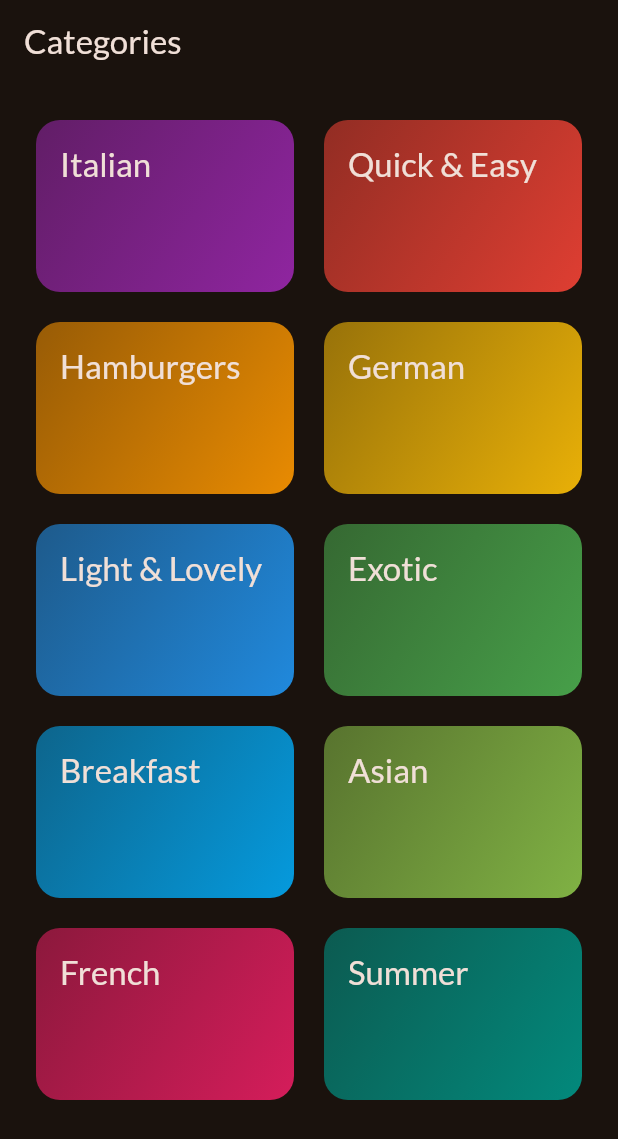
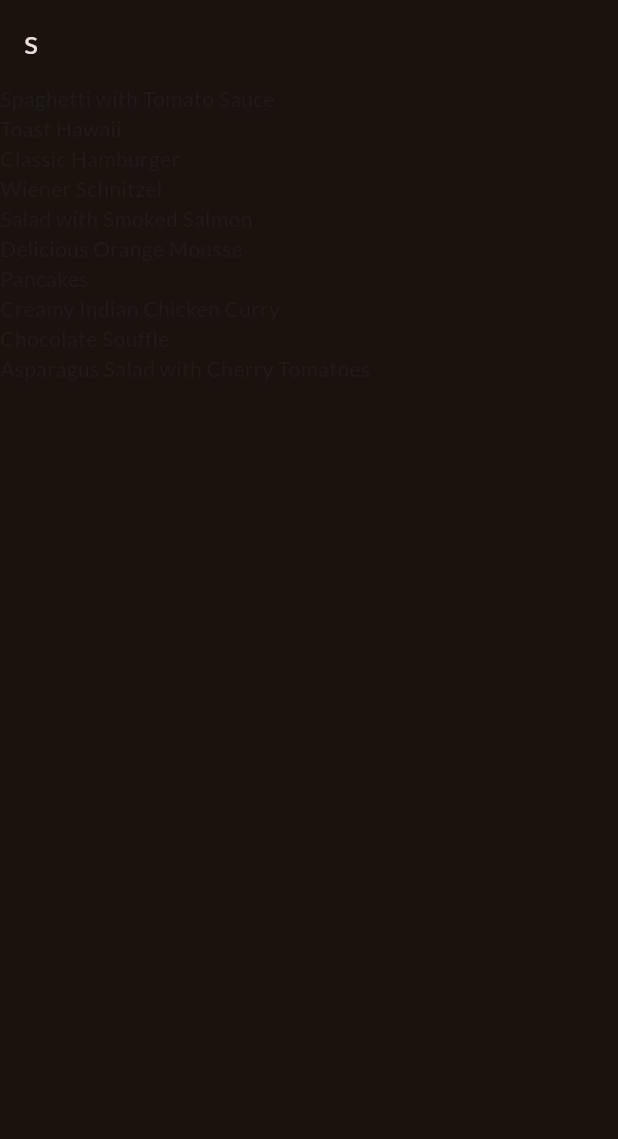
Before and after one commit to Sukhmeetsingh306/meal_app_riverpod, a Flutter app: the screen it shows after launch, on a phone screen of 412 x 824 dp. Shown: the top 1139 px of the screen. Run offline on Flutter 3.47's test engine with Material 3 defaults, Android fonts, the phone set to English and light mode, and no system bars; our stand-ins replace google_fonts.

Commit message:
Added the meals dummydata and made the meals visible

```diff
--- a/lib/main.dart
+++ b/lib/main.dart
@@ -1,7 +1,9 @@
 import 'package:flutter/material.dart';
 
 import 'package:google_fonts/google_fonts.dart';
+import 'package:latest_meal_app_riverpod/model/dummy_model.dart';
 import 'package:latest_meal_app_riverpod/screen/categories_screen.dart';
+import 'package:latest_meal_app_riverpod/screen/meals_screen.dart';
 
 final theme = ThemeData(
   useMaterial3: true,
@@ -24,7 +26,10 @@ class App extends StatelessWidget {
     return MaterialApp(
       debugShowCheckedModeBanner: false,
       theme: theme,
-      home: const CategoryScreen(),
+      home: MealsScreen(
+        title: 's ',
+        meals: dummyMealModels,
+      ),
     );
   }
 }
--- a/lib/model/dummy_model.dart
+++ b/lib/model/dummy_model.dart
@@ -1,8 +1,10 @@
 import 'package:flutter/material.dart';
 
 import 'category_model.dart';
+import 'meals_model.dart';
 
 
+// Constants in Dart should be written in lowerCamelcase.
 const availableCategories = [
   CategoryModel(
     id: 'c1',
@@ -55,3 +57,354 @@ const availableCategories = [
     color: Colors.teal,
   ),
 ];
+
+const dummyMealModels = [
+  MealModel(
+    id: 'm1',
+    categories: [
+      'c1',
+      'c2',
+    ],
+    title: 'Spaghetti with Tomato Sauce',
+    affordability: Affordability.affordable,
+    complexity: Complexity.simple,
+    imageUrl:
+        'https://upload.wikimedia.org/wikipedia/commons/thumb/2/20/Spaghetti_Bolognese_mit_Parmesan_oder_Grana_Padano.jpg/800px-Spaghetti_Bolognese_mit_Parmesan_oder_Grana_Padano.jpg',
+    duration: 20,
+    ingredients: [
+      '4 Tomatoes',
+      '1 Tablespoon of Olive Oil',
+      '1 Onion',
+      '250g Spaghetti',
+      'Spices',
+      'Cheese (optional)'
+    ],
+    steps: [
+      'Cut the tomatoes and the onion into small pieces.',
+      'Boil some water - add salt to it once it boils.',
+      'Put the spaghetti into the boiling water - they should be done in about 10 to 12 minutes.',
+      'In the meantime, heaten up some olive oil and add the cut onion.',
+      'After 2 minutes, add the tomato pieces, salt, pepper and your other spices.',
+      'The sauce will be done once the spaghetti are.',
+      'Feel free to add some cheese on top of the finished dish.'
+    ],
+    isGlutenFree: false,
+    isVegan: true,
+    isVegetarian: true,
+    isLactoseFree: true,
+  ),
+  MealModel(
+    id: 'm2',
+    categories: [
+      'c2',
+    ],
+    title: 'Toast Hawaii',
+    affordability: Affordability.affordable,
+    complexity: Complexity.simple,
+    imageUrl:
+        'https://cdn.pixabay.com/photo/2018/07/11/21/51/toast-3532016_1280.jpg',
+    duration: 10,
+    ingredients: [
+      '1 Slice White Bread',
+      '1 Slice Ham',
+      '1 Slice Pineapple',
+      '1-2 Slices of Cheese',
+      'Butter'
+    ],
+    steps: [
+      'Butter one side of the white bread',
+      'Layer ham, the pineapple and cheese on the white bread',
+      'Bake the toast for round about 10 minutes in the oven at 200°C'
+    ],
+    isGlutenFree: false,
+    isVegan: false,
+    isVegetarian: false,
+    isLactoseFree: false,
+  ),
+  MealModel(
+    id: 'm3',
+    categories: [
+      'c2',
+      'c3',
+    ],
+    title: 'Classic Hamburger',
+    affordability: Affordability.pricey,
+    complexity: Complexity.simple,
+    imageUrl:
+        'https://cdn.pixabay.com/photo/2014/10/23/18/05/burger-500054_1280.jpg',
+    duration: 45,
+    ingredients: [
+      '300g Cattle Hack',
+      '1 Tomato',
+      '1 Cucumber',
+      '1 Onion',
+      'Ketchup',
+      '2 Burger Buns'
+    ],
+    steps: [
+      'Form 2 patties',
+      'Fry the patties for c. 4 minutes on each side',
+      'Quickly fry the buns for c. 1 minute on each side',
+      'Bruch buns with ketchup',
+      'Serve burger with tomato, cucumber and onion'
+    ],
+    isGlutenFree: false,
+    isVegan: false,
+    isVegetarian: false,
+    isLactoseFree: true,
+  ),
+  MealModel(
+    id: 'm4',
+    categories: [
+      'c4',
+    ],
+    title: 'Wiener Schnitzel',
+    affordability: Affordability.luxurious,
+    complexity: Complexity.challenging,
+    imageUrl:
+        'https://cdn.pixabay.com/photo/2018/03/31/19/29/schnitzel-3279045_1280.jpg',
+    duration: 60,
+    ingredients: [
+      '8 Veal Cutlets',
+      '4 Eggs',
+      '200g Bread Crumbs',
+      '100g Flour',
+      '300ml Butter',
+      '100g Vegetable Oil',
+      'Salt',
+      'Lemon Slices'
+    ],
+    steps: [
+      'Tenderize the veal to about 2–4mm, and salt on both sides.',
+      'On a flat plate, stir the eggs briefly with a fork.',
+      'Lightly coat the cutlets in flour then dip into the egg, and finally, coat in breadcrumbs.',
+      'Heat the butter and oil in a large pan (allow the fat to get very hot) and fry the schnitzels until golden brown on both sides.',
+      'Make sure to toss the pan regularly so that the schnitzels are surrounded by oil and the crumbing becomes ‘fluffy’.',
+      'Remove, and drain on kitchen paper. Fry the parsley in the remaining oil and drain.',
+      'Place the schnitzels on awarmed plate and serve garnishedwith parsley and slices of lemon.'
+    ],
+    isGlutenFree: false,
+    isVegan: false,
+    isVegetarian: false,
+    isLactoseFree: false,
+  ),
+  MealModel(
+    id: 'm5',
+    categories: [
+      'c2'
+          'c5',
+      'c10',
+    ],
+    title: 'Salad with Smoked Salmon',
+    affordability: Affordability.luxurious,
+    complexity: Complexity.simple,
+    imageUrl:
+        'https://cdn.pixabay.com/photo/2016/10/25/13/29/smoked-salmon-salad-1768890_1280.jpg',
+    duration: 15,
+    ingredients: [
+      'Arugula',
+      'Lamb\'s Lettuce',
+      'Parsley',
+      'Fennel',
+      '200g Smoked Salmon',
+      'Mustard',
+      'Balsamic Vinegar',
+      'Olive Oil',
+      'Salt and Pepper'
+    ],
+    steps: [
+      'Wash and cut salad and herbs',
+      'Dice the salmon',
+      'Process mustard, vinegar and olive oil into a dessing',
+      'Prepare the salad',
+      'Add salmon cubes and dressing'
+    ],
+    isGlutenFree: true,
+    isVegan: false,
+    isVegetarian: true,
+    isLactoseFree: true,
+  ),
+  MealModel(
+    id: 'm6',
+    categories: [
+      'c6',
+      'c10',
+    ],
+    title: 'Delicious Orange Mousse',
+    affordability: Affordability.affordable,
+    complexity: Complexity.hard,
+    imageUrl:
+        'https://cdn.pixabay.com/photo/2017/05/01/05/18/pastry-2274750_1280.jpg',
+    duration: 240,
+    ingredients: [
+      '4 Sheets of Gelatine',
+      '150ml Orange Juice',
+      '80g Sugar',
+      '300g Yoghurt',
+      '200g Cream',
+      'Orange Peel',
+    ],
+    steps: [
+      'Dissolve gelatine in pot',
+      'Add orange juice and sugar',
+      'Take pot off the stove',
+      'Add 2 tablespoons of yoghurt',
+      'Stir gelatin under remaining yoghurt',
+      'Cool everything down in the refrigerator',
+      'Whip the cream and lift it under die orange mass',
+      'Cool down again for at least 4 hours',
+      'Serve with orange peel',
+    ],
+    isGlutenFree: true,
+    isVegan: false,
+    isVegetarian: true,
+    isLactoseFree: false,
+  ),
+  MealModel(
+    id: 'm7',
+    categories: [
+      'c7',
+    ],
+    title: 'Pancakes',
+    affordability: Affordability.affordable,
+    complexity: Complexity.simple,
+    imageUrl:
+        'https://cdn.pixabay.com/photo/2018/07/10/21/23/pancake-3529653_1280.jpg',
+    duration: 20,
+    ingredients: [
+      '1 1/2 Cups all-purpose Flour',
+      '3 1/2 Teaspoons Baking Powder',
+      '1 Teaspoon Salt',
+      '1 Tablespoon White Sugar',
+      '1 1/4 cups Milk',
+      '1 Egg',
+      '3 Tablespoons Butter, melted',
+    ],
+    steps: [
+      'In a large bowl, sift together the flour, baking powder, salt and sugar.',
+      'Make a well in the center and pour in the milk, egg and melted butter; mix until smooth.',
+      'Heat a lightly oiled griddle or frying pan over medium high heat.',
+      'Pour or scoop the batter onto the griddle, using approximately 1/4 cup for each pancake. Brown on both sides and serve hot.'
+    ],
+    isGlutenFree: true,
+    isVegan: false,
+    isVegetarian: true,
+    isLactoseFree: false,
+  ),
+  MealModel(
+    id: 'm8',
+    categories: [
+      'c8',
+    ],
+    title: 'Creamy Indian Chicken Curry',
+    affordability: Affordability.pricey,
+    complexity: Complexity.challenging,
+    imageUrl:
+        'https://cdn.pixabay.com/photo/2018/06/18/16/05/indian-food-3482749_1280.jpg',
+    duration: 35,
+    ingredients: [
+      '4 Chicken Breasts',
+      '1 Onion',
+      '2 Cloves of Garlic',
+      '1 Piece of Ginger',
+      '4 Tablespoons Almonds',
+      '1 Teaspoon Cayenne Pepper',
+      '500ml Coconut Milk',
+    ],
+    steps: [
+      'Slice and fry the chicken breast',
+      'Process onion, garlic and ginger into paste and sauté everything',
+      'Add spices and stir fry',
+      'Add chicken breast + 250ml of water and cook everything for 10 minutes',
+      'Add coconut milk',
+      'Serve with rice'
+    ],
+    isGlutenFree: true,
+    isVegan: false,
+    isVegetarian: false,
+    isLactoseFree: true,
+  ),
+  MealModel(
+    id: 'm9',
+    categories: [
+      'c9',
+    ],
+    title: 'Chocolate Souffle',
+    affordability: Affordability.affordable,
+    complexity: Complexity.hard,
+    imageUrl:
+        'https://cdn.pixabay.com/photo/2014/08/07/21/07/souffle-412785_1280.jpg',
+    duration: 45,
+    ingredients: [
+      '1 Teaspoon melted Butter',
+      '2 Tablespoons white Sugar',
+      '2 Ounces 70% dark Chocolate, broken into pieces',
+      '1 Tablespoon Butter',
+      '1 Tablespoon all-purpose Flour',
+      '4 1/3 tablespoons cold Milk',
+      '1 Pinch Salt',
+      '1 Pinch Cayenne Pepper',
+      '1 Large Egg Yolk',
+      '2 Large Egg Whites',
+      '1 Pinch Cream of Tartar',
+      '1 Tablespoon white Sugar',
+    ],
+    steps: [
+      'Preheat oven to 190°C. Line a rimmed baking sheet with parchment paper.',
+      'Brush bottom and sides of 2 ramekins lightly with 1 teaspoon melted butter; cover bottom and sides right up to the rim.',
+      'Add 1 tablespoon white sugar to ramekins. Rotate ramekins until sugar coats all surfaces.',
+      'Place chocolate pieces in a metal mixing bowl.',
+      'Place bowl over a pan of about 3 cups hot water over low heat.',
+      'Melt 1 tablespoon butter in a skillet over medium heat. Sprinkle in flour. Whisk until flour is incorporated into butter and mixture thickens.',
+      'Whisk in cold milk until mixture becomes smooth and thickens. Transfer mixture to bowl with melted chocolate.',
+      'Add salt and cayenne pepper. Mix together thoroughly. Add egg yolk and mix to combine.',
+      'Leave bowl above the hot (not simmering) water to keep chocolate warm while you whip the egg whites.',
+      'Place 2 egg whites in a mixing bowl; add cream of tartar. Whisk until mixture begins to thicken and a drizzle from the whisk stays on the surface about 1 second before disappearing into the mix.',
+      'Add 1/3 of sugar and whisk in. Whisk in a bit more sugar about 15 seconds.',
+      'whisk in the rest of the sugar. Continue whisking until mixture is about as thick as shaving cream and holds soft peaks, 3 to 5 minutes.',
+      'Transfer a little less than half of egg whites to chocolate.',
+      'Mix until egg whites are thoroughly incorporated into the chocolate.',
+      'Add the rest of the egg whites; gently fold into the chocolate with a spatula, lifting from the bottom and folding over.',
+      'Stop mixing after the egg white disappears. Divide mixture between 2 prepared ramekins. Place ramekins on prepared baking sheet.',
+      'Bake in preheated oven until scuffles are puffed and have risen above the top of the rims, 12 to 15 minutes.',
+    ],
+    isGlutenFree: true,
+    isVegan: false,
+    isVegetarian: true,
+    isLactoseFree: false,
+  ),
+  MealModel(
+    id: 'm10',
+    categories: [
+      'c2',
+      'c5',
+      'c10',
+    ],
+    title: 'Asparagus Salad with Cherry Tomatoes',
+    affordability: Affordability.luxurious,
+    complexity: Complexity.simple,
+    imageUrl:
+        'https://cdn.pixabay.com/photo/2018/04/09/18/26/asparagus-3304997_1280.jpg',
+    duration: 30,
+    ingredients: [
+      'White and Green Asparagus',
+      '30g Pine Nuts',
+      '300g Cherry Tomatoes',
+      'Salad',
+      'Salt, Pepper and Olive Oil'
+    ],
+    steps: [
+      'Wash, peel and cut the asparagus',
+      'Cook in salted water',
+      'Salt and pepper the asparagus',
+      'Roast the pine nuts',
+      'Halve the tomatoes',
+      'Mix with asparagus, salad and dressing',
+      'Serve with Baguette'
+    ],
+    isGlutenFree: true,
+    isVegan: true,
+    isVegetarian: true,
+    isLactoseFree: true,
+  ),
+];
--- /dev/null
+++ b/lib/model/meals_model.dart
@@ -0,0 +1,43 @@
+enum Complexity {
+  simple,
+  challenging,
+  hard,
+}
+
+enum Affordability {
+  affordable,
+  pricey,
+  luxurious,
+}
+
+class MealModel {
+  const MealModel({
+    required this.id,
+    required this.categories,
+    required this.title,
+    required this.imageUrl,
+    required this.ingredients,
+    required this.steps,
+    required this.duration,
+    required this.complexity,
+    required this.affordability,
+    required this.isGlutenFree,
+    required this.isLactoseFree,
+    required this.isVegan,
+    required this.isVegetarian,
+  });
+
+  final String id;
+  final List<String> categories;
+  final String title;
+  final String imageUrl;
+  final List<String> ingredients;
+  final List<String> steps;
+  final int duration;
+  final Complexity complexity;
+  final Affordability affordability;
+  final bool isGlutenFree;
+  final bool isLactoseFree;
+  final bool isVegan;
+  final bool isVegetarian;
+}
--- /dev/null
+++ b/lib/screen/meals_screen.dart
@@ -0,0 +1,55 @@
+import 'package:flutter/material.dart';
+import 'package:latest_meal_app_riverpod/model/meals_model.dart';
+
+class MealsScreen extends StatelessWidget {
+  const MealsScreen({
+    super.key,
+    required this.title,
+    required this.meals,
+  });
+
+  final String title;
+  final List<MealModel> meals;
+
+  @override
+  Widget build(BuildContext context) {
+    Widget content = Center(
+      child: Column(
+        mainAxisSize: MainAxisSize.min,
+        children: [
+          Text(
+            'Nothing Present',
+            style: Theme.of(context).textTheme.headlineLarge!.copyWith(
+                  color: Theme.of(context).colorScheme.onBackground,
+                ),
+          ),
+          const SizedBox(
+            height: 16,
+          ),
+          Text(
+            'Try Selecting different meal',
+            style: Theme.of(context).textTheme.bodyLarge!.copyWith(
+                  color: Theme.of(context).colorScheme.onBackground,
+                ),
+          )
+        ],
+      ),
+    );
+
+    if (meals.isNotEmpty) {
+      content = ListView.builder(
+        itemCount: meals.length,
+        itemBuilder: (context, index) {
+          return Text(meals[index].title);
+        },
+      );
+    }
+
+    return Scaffold(
+      appBar: AppBar(
+        title: Text(title),
+      ),
+      body: content,
+    );
+  }
+}
```
